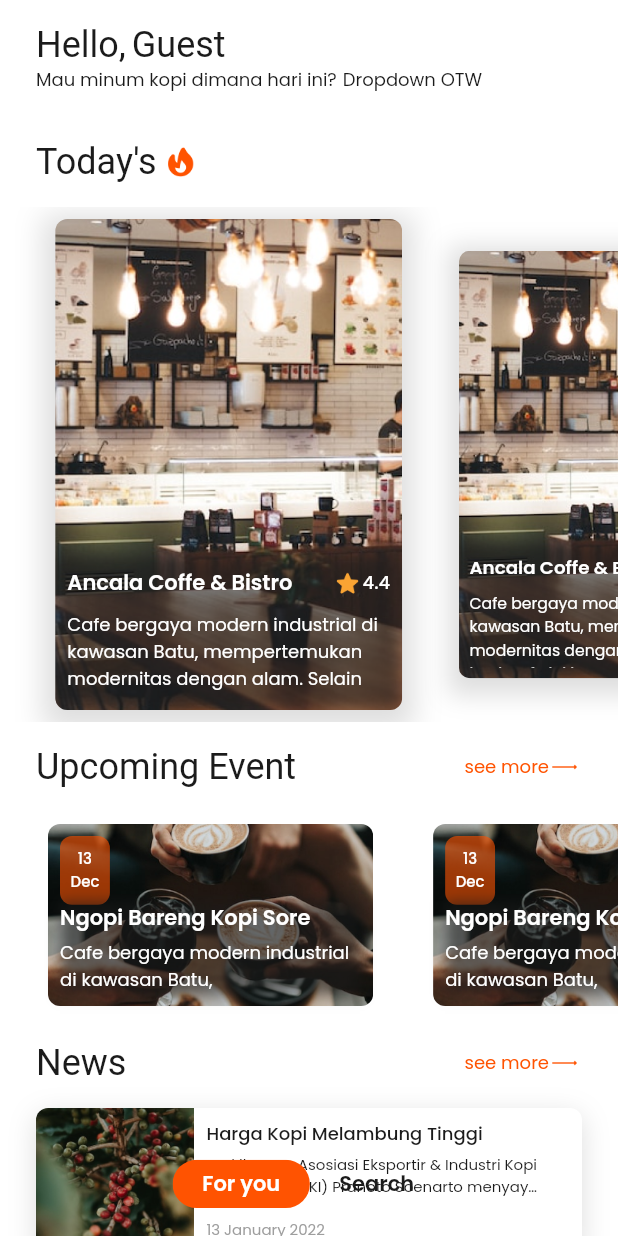
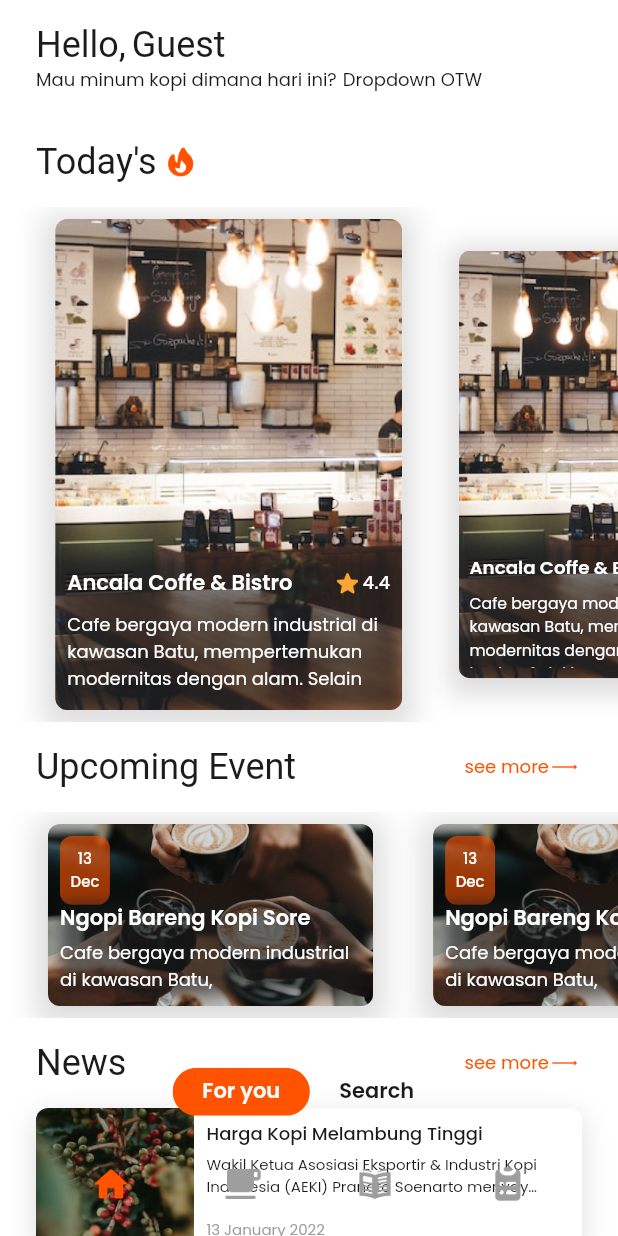
Before and after one commit to raeiverse/haus_kafein, a Flutter app: the Splash_Screen_3 screen opened directly, after a tap on "Skip", on a phone screen of 412 x 824 dp. Run offline on Flutter 3.47's test engine with Material 2 defaults, Android fonts, the phone set to English and light mode, and no system bars; drawn by our look-alikes of carousel_slider; our stand-ins replace google_fonts; Roboto replaces fonts that are missing (ClashDisplay-SemiBold).

Commit message:
UPDATED 10/07/2023
+ Floating for you - search
+ Navbar

```diff
--- a/lib/main.dart
+++ b/lib/main.dart
@@ -1,4 +1,6 @@
 import 'package:flutter/material.dart';
+import 'package:haus_kafein/pages/menus/cafe_page.dart';
+import 'package:haus_kafein/pages/menus/home_page.dart';
 import 'package:haus_kafein/pages/splash_screen/splash_screen1.dart';
 
 void main() {
@@ -12,7 +14,11 @@ class MyApp extends StatelessWidget {
   Widget build(BuildContext context) {
     return MaterialApp(
       debugShowCheckedModeBanner: false,
-      home: Splash_Screen_1(),
+      routes: {
+        '/': (context) => Splash_Screen_1(),
+        '/home_Page': (context) => home_Page(),
+        '/cafe_Page': (context) => cafe_Page(),
+      },
     );
   }
 }
--- /dev/null
+++ b/lib/pages/menus/cafe_page.dart
@@ -0,0 +1,22 @@
+import 'package:flutter/material.dart';
+import 'package:haus_kafein/pages/widgets/custom_navbar.dart';
+
+class cafe_Page extends StatelessWidget {
+  const cafe_Page({super.key});
+
+  @override
+  Widget build(BuildContext context) {
+    return Scaffold(
+      body: Center(
+        child: Text('data'),
+      ),
+      floatingActionButton: custom_Navbar(
+        isHome: false,
+        isCafe: true,
+        isMagazine: false,
+        isRecipe: false,
+      ),
+      floatingActionButtonLocation: FloatingActionButtonLocation.centerFloat,
+    );
+  }
+}
--- a/lib/pages/menus/home_page.dart
+++ b/lib/pages/menus/home_page.dart
@@ -1,18 +1,26 @@
 import 'package:flutter/material.dart';
+import 'package:haus_kafein/pages/widgets/custom_navbar.dart';
+import 'package:haus_kafein/pages/widgets/floating_search.dart';
 import 'package:haus_kafein/pages/widgets/news_card.dart';
 import 'package:haus_kafein/pages/widgets/todays_card.dart';
 import 'package:haus_kafein/pages/widgets/upcoming_card.dart';
 import 'package:haus_kafein/theme.dart';
 import 'package:carousel_slider/carousel_slider.dart';
 
-class home_Page extends StatelessWidget {
+class home_Page extends StatefulWidget {
+  home_Page({super.key});
+
+  @override
+  State<home_Page> createState() => _home_PageState();
+}
+
+class _home_PageState extends State<home_Page> {
   // LIST IMAGES DATA ===>
   final List<Widget> imgList = [
     todays_Card(),
     todays_Card(),
     todays_Card(),
   ];
-  home_Page({super.key});
 
   @override
   Widget build(BuildContext context) {
@@ -214,68 +222,23 @@ class home_Page extends StatelessWidget {
                     ],
                   ),
                 ),
-                SizedBox(height: 5 * margin_Screen_Vertical),
+                SizedBox(height: 8 * margin_Screen_Vertical),
               ],
             ),
           ),
         ],
       ),
-      floatingActionButton: Container(
-        height: MediaQuery.of(context).size.height / 22,
-        width: MediaQuery.of(context).size.width / 2,
-        decoration: BoxDecoration(
-          color: transparant_Colors,
-        ),
-        child: Padding(
-          padding: EdgeInsets.all(padding_Items_Horizontal / 3),
-          child: Stack(
-            children: [
-              Row(
-                mainAxisAlignment: MainAxisAlignment.spaceAround,
-                children: [
-                  Container(
-                    transform: Matrix4.translationValues(5, 0, 0),
-                    child: ClipRRect(
-                      borderRadius: BorderRadius.circular(borderRadius_Button),
-                      child: Container(
-                        height: MediaQuery.of(context).size.height,
-                        width: MediaQuery.of(context).size.width / 2.25 / 2,
-                        color: primary_Main,
-                        child: Center(
-                          child: Text(
-                            'For you',
-                            style: textstyle_Headline_Sub.copyWith(
-                              color: neutral_10,
-                            ),
-                          ),
-                        ),
-                      ),
-                    ),
-                  ),
-                  Container(
-                    transform: Matrix4.translationValues(-5, 0, 0),
-                    child: ClipRRect(
-                      borderRadius: BorderRadius.circular(borderRadius_Button),
-                      child: Container(
-                        height: MediaQuery.of(context).size.height,
-                        width: MediaQuery.of(context).size.width / 2.25 / 2,
-                        color: transparant_Colors,
-                        child: Center(
-                          child: Text(
-                            'Search',
-                            style: textstyle_Headline_Sub.copyWith(
-                              color: neutral_100,
-                            ),
-                          ),
-                        ),
-                      ),
-                    ),
-                  ),
-                ],
-              ),
-            ],
+      floatingActionButton: Column(
+        mainAxisAlignment: MainAxisAlignment.end,
+        children: [
+          floating_Search_Button(),
+          custom_Navbar(
+            isHome: true,
+            isCafe: false,
+            isMagazine: false,
+            isRecipe: false,
           ),
-        ),
+        ],
       ),
       floatingActionButtonLocation: FloatingActionButtonLocation.centerFloat,
     );
--- /dev/null
+++ b/lib/pages/widgets/custom_navbar.dart
@@ -0,0 +1,61 @@
+import 'package:flutter/material.dart';
+import 'package:haus_kafein/theme.dart';
+
+class custom_Navbar extends StatelessWidget {
+  bool isHome;
+  bool isCafe;
+  bool isMagazine;
+  bool isRecipe;
+
+  custom_Navbar({
+    required this.isHome,
+    required this.isCafe,
+    required this.isMagazine,
+    required this.isRecipe,
+  });
+
+  @override
+  Widget build(BuildContext context) {
+    return Container(
+      margin: EdgeInsets.only(top: margin_Cards_Vertical * 1.5),
+      width: MediaQuery.of(context).size.width,
+      height: MediaQuery.of(context).size.height / 22,
+      color: transparant_Colors,
+      child: Row(
+        mainAxisAlignment: MainAxisAlignment.spaceEvenly,
+        children: [
+          InkWell(
+            onTap: () {
+              Navigator.pushNamed(context, '/home_Page');
+            },
+            child: Image.asset(
+              'assets/icons/icons_home.png',
+              color: this.isHome ? primary_Main : neutral_60,
+              width: 28,
+            ),
+          ),
+          InkWell(
+            onTap: () {
+              Navigator.pushNamed(context, '/cafe_Page');
+            },
+            child: Image.asset(
+              'assets/icons/icons_cafe.png',
+              color: this.isCafe ? primary_Main : neutral_60,
+              width: 28,
+            ),
+          ),
+          Image.asset(
+            'assets/icons/icons_magazine.png',
+            color: this.isMagazine ? primary_Main : neutral_60,
+            width: 28,
+          ),
+          Image.asset(
+            'assets/icons/icons_recipe.png',
+            color: this.isRecipe ? primary_Main : neutral_60,
+            width: 28,
+          ),
+        ],
+      ),
+    );
+  }
+}
--- /dev/null
+++ b/lib/pages/widgets/floating_search.dart
@@ -0,0 +1,85 @@
+import 'package:flutter/material.dart';
+
+import '../../theme.dart';
+
+class floating_Search_Button extends StatefulWidget {
+  const floating_Search_Button({Key? key}) : super(key: key);
+
+  @override
+  _floating_Search_ButtonState createState() => _floating_Search_ButtonState();
+}
+
+class _floating_Search_ButtonState extends State<floating_Search_Button> {
+  bool isActive = true;
+
+  @override
+  Widget build(BuildContext context) {
+    return Container(
+      height: MediaQuery.of(context).size.height / 22,
+      width: MediaQuery.of(context).size.width / 2,
+      decoration: BoxDecoration(
+        color: transparant_Colors,
+      ),
+      child: Padding(
+        padding: EdgeInsets.all(padding_Items_Horizontal / 3),
+        child: Row(
+          mainAxisAlignment: MainAxisAlignment.spaceAround,
+          children: [
+            InkWell(
+              onTap: () {
+                setState(() {
+                  isActive = true;
+                });
+              },
+              child: Container(
+                transform: Matrix4.translationValues(5, 0, 0),
+                child: ClipRRect(
+                  borderRadius: BorderRadius.circular(borderRadius_Button),
+                  child: Container(
+                    height: MediaQuery.of(context).size.height,
+                    width: MediaQuery.of(context).size.width / 2.25 / 2,
+                    color: isActive ? primary_Main : transparant_Colors,
+                    child: Center(
+                      child: Text(
+                        'For you',
+                        style: textstyle_Headline_Sub.copyWith(
+                          color: isActive ? neutral_10 : neutral_100,
+                        ),
+                      ),
+                    ),
+                  ),
+                ),
+              ),
+            ),
+            InkWell(
+              onTap: () {
+                setState(() {
+                  isActive = false;
+                });
+              },
+              child: Container(
+                transform: Matrix4.translationValues(-5, 0, 0),
+                child: ClipRRect(
+                  borderRadius: BorderRadius.circular(borderRadius_Button),
+                  child: Container(
+                    height: MediaQuery.of(context).size.height,
+                    width: MediaQuery.of(context).size.width / 2.25 / 2,
+                    color: isActive ? transparant_Colors : primary_Main,
+                    child: Center(
+                      child: Text(
+                        'Search',
+                        style: textstyle_Headline_Sub.copyWith(
+                          color: isActive ? neutral_100 : neutral_10,
+                        ),
+                      ),
+                    ),
+                  ),
+                ),
+              ),
+            ),
+          ],
+        ),
+      ),
+    );
+  }
+}
--- a/lib/pages/widgets/upcoming_card.dart
+++ b/lib/pages/widgets/upcoming_card.dart
@@ -10,6 +10,15 @@ class upcoming_Event_Card extends StatelessWidget {
       margin: EdgeInsets.only(left: margin_Screen_Horizontal),
       width: MediaQuery.of(context).size.width / 1.77,
       height: MediaQuery.of(context).size.height / 6,
+      decoration: BoxDecoration(
+        boxShadow: [
+          BoxShadow(
+            color: neutral_100.withOpacity(0.15),
+            offset: Offset(0, 5),
+            blurRadius: 15,
+          ),
+        ],
+      ),
       child: Padding(
         padding: EdgeInsets.all(padding_Items_Vertical),
         child: Stack(
```
